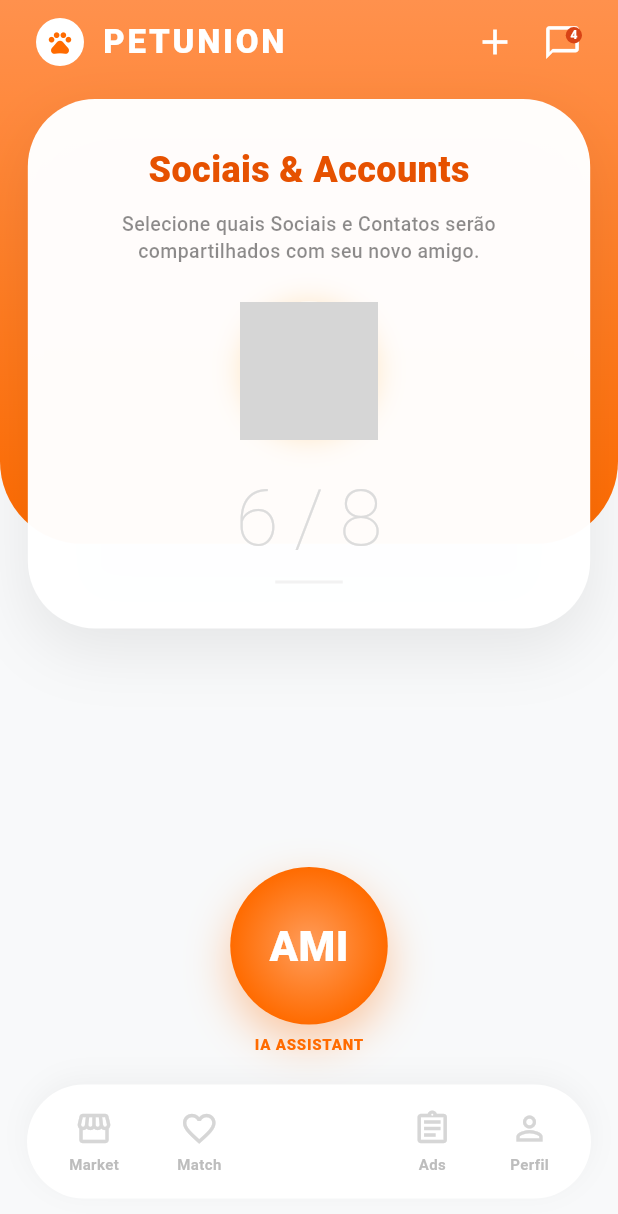
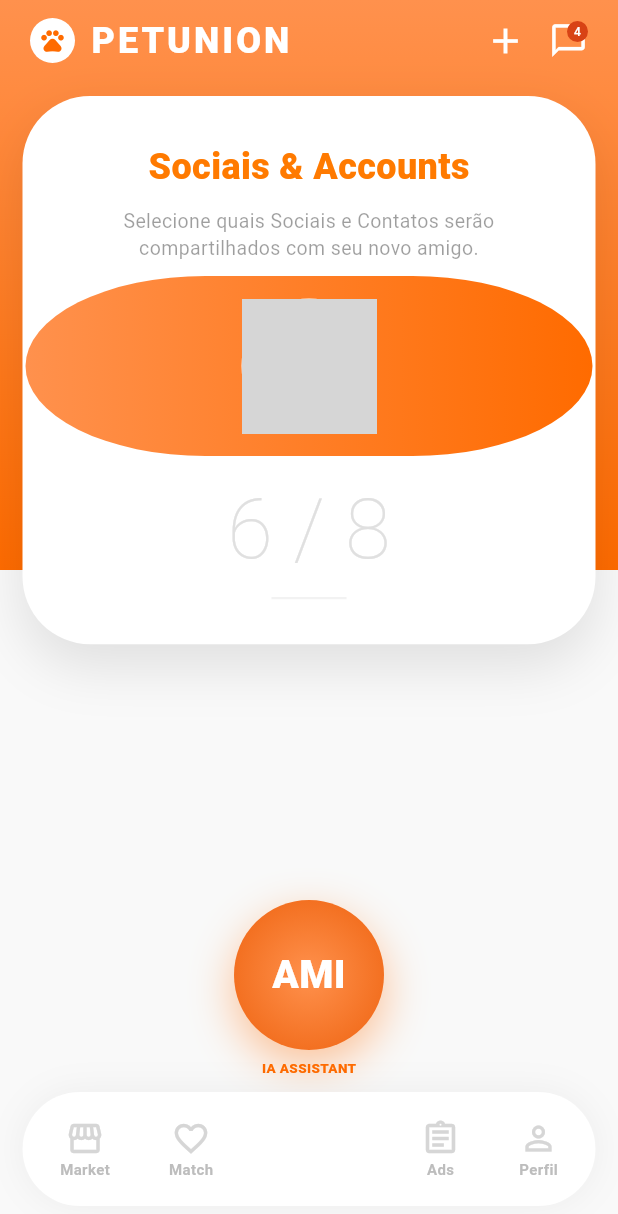
Before and after one commit to viana223844/Petunion-app, a Flutter app: the screen it shows after launch, on a phone screen of 412 x 824 dp. Shown: the top 1214 px of the screen. Run offline on Flutter 3.47's test engine with Material 3 defaults, Android fonts, the phone set to English and light mode, and no system bars; network calls fail; grey boxes are pictures that could not be loaded.

Commit message:
Update main.dart

```diff
--- a/lib/main.dart
+++ b/lib/main.dart
@@ -12,198 +12,119 @@
 
   @override
   Widget build(BuildContext context) {
-    final double screenWidth = MediaQuery.of(context).size.width;
-    final double screenHeight = MediaQuery.of(context).size.height;
-
     return Scaffold(
-      backgroundColor: const Color(0xFFF8F9FA),
+      backgroundColor: const Color(0xFFF9F9F9),
       body: Stack(
         children: [
-          // 1. HEADER LARANJA COM GRADIENTE E CURVA INVERTIDA (SCOOP)
+          // 1. HEADER LARANJA COM GRADIENTE (TOP)
           Container(
-            height: screenHeight * 0.44,
+            height: 380,
             decoration: const BoxDecoration(
               gradient: LinearGradient(
                 begin: Alignment.topCenter,
                 end: Alignment.bottomCenter,
                 colors: [Color(0xFFFF914D), Color(0xFFFF6B00)],
               ),
-              borderRadius: BorderRadius.only(
-                bottomLeft: Radius.circular(55),
-                bottomRight: Radius.circular(55),
-              ),
             ),
           ),
 
-          // 2. CAMADA DE INTERFACE
+          // 2. CAMADA DE CONTEÚDO PRINCIPAL
           SafeArea(
             child: Column(
               children: [
-                // TOP BAR: LOGO + ADD + CHAT NOTIFICATION
+                // TOP BAR (LOGO + ACTIONS)
                 Padding(
-                  padding: const EdgeInsets.symmetric(horizontal: 24, vertical: 12),
+                  padding: const EdgeInsets.symmetric(horizontal: 20, vertical: 10),
                   child: Row(
                     children: [
-                      _buildHeaderIcon(Icons.pets),
-                      const SizedBox(width: 12),
-                      const Text(
-                        "PETUNION",
-                        style: TextStyle(
-                          color: Colors.white,
-                          fontSize: 22,
-                          fontWeight: FontWeight.w900,
-                          letterSpacing: 1.8,
-                        ),
-                      ),
+                      _buildCircleIcon(Icons.pets),
+                      const SizedBox(width: 10),
+                      const Text("PETUNION", style: TextStyle(color: Colors.white, fontSize: 24, fontWeight: FontWeight.w900, letterSpacing: 2)),
                       const Spacer(),
                       const Icon(Icons.add, color: Colors.white, size: 28),
-                      const SizedBox(width: 18),
+                      const SizedBox(width: 15),
                       _buildNotificationIcon("4"),
                     ],
                   ),
                 ),
 
-                // 3. O CARD "SOCIALS & ACCOUNTS" (DESIGN FIDEDIGNO)
+                // 3. CARD BRANCO (FIDELIDADE 1:1)
                 Container(
-                  width: screenWidth * 0.91,
-                  margin: const EdgeInsets.only(top: 10),
-                  padding: const EdgeInsets.symmetric(vertical: 30, horizontal: 25),
+                  width: double.infinity,
+                  margin: const EdgeInsets.symmetric(horizontal: 15, vertical: 10),
                   decoration: BoxDecoration(
-                    color: Colors.white.withOpacity(0.98),
+                    color: Colors.white,
                     borderRadius: BorderRadius.circular(45),
-                    boxShadow: [
-                      BoxShadow(
-                        color: Colors.black.withOpacity(0.08),
-                        blurRadius: 35,
-                        offset: const Offset(0, 15),
-                      )
-                    ],
+                    boxShadow: [BoxShadow(color: Colors.black.withOpacity(0.1), blurRadius: 30, offset: const Offset(0, 15))],
                   ),
                   child: Column(
                     children: [
-                      const Text(
-                        "Sociais & Accounts",
-                        style: TextStyle(
-                          fontSize: 24,
-                          fontWeight: FontWeight.w800,
-                          color: Color(0xFFE65100),
-                        ),
+                      const SizedBox(height: 30),
+                      const Text("Sociais & Accounts", style: TextStyle(fontSize: 24, fontWeight: FontWeight.w800, color: Color(0xFFFF7A00))),
+                      const Padding(
+                        padding: EdgeInsets.symmetric(horizontal: 40, vertical: 10),
+                        child: Text("Selecione quais Sociais e Contatos serão compartilhados com seu novo amigo.",
+                          textAlign: TextAlign.center, style: TextStyle(color: Colors.black38, fontSize: 13, height: 1.4)),
                       ),
+
+                      // CONTAINER DA FOTO COM FUNDO CURVADO LARANJA (REFERÊNCIA 1002880357)
+                      Stack(
+                        alignment: Alignment.center,
+                        children: [
+                          Container(
+                            height: 120,
+                            width: double.infinity,
+                            margin: const EdgeInsets.symmetric(horizontal: 2),
+                            decoration: const BoxDecoration(
+                              gradient: LinearGradient(colors: [Color(0xFFFF914D), Color(0xFFFF6B00)]),
+                              borderRadius: BorderRadius.all(Radius.elliptical(200, 100)),
+                            ),
+                          ),
+                          Container(
+                            width: 90, height: 90,
+                            decoration: BoxDecoration(
+                              shape: BoxShape.circle,
+                              border: Border.all(color: Colors.white, width: 4),
+                              image: const DecorationImage(image: NetworkImage('https://i.pravatar.cc/150?u=thor'), fit: BoxFit.cover),
+                            ),
+                          ),
+                        ],
+                      ),
+
+                      // CONTADOR 6/8 ULTRA-LIGHT
                       const SizedBox(height: 10),
-                      const Text(
-                        "Selecione quais Sociais e Contatos serão compartilhados com seu novo amigo.",
-                        textAlign: TextAlign.center,
-                        style: TextStyle(
-                          color: Colors.black45,
-                          fontSize: 13,
-                          height: 1.4,
-                          fontWeight: FontWeight.w500,
-                        ),
-                      ),
-                      const SizedBox(height: 25),
-                      // AVATAR DO USUÁRIO COM GLOW SUTIL
-                      Container(
-                        width: 92,
-                        height: 92,
-                        decoration: BoxDecoration(
-                          shape: BoxShape.circle,
-                          border: Border.all(color: Colors.white, width: 4),
-                          boxShadow: [
-                            BoxShadow(color: Colors.orange.withOpacity(0.2), blurRadius: 15)
-                          ],
-                          image: const DecorationImage(
-                            image: NetworkImage('https://i.pravatar.cc/150?u=petunion'),
-                            fit: BoxFit.cover,
-                          ),
-                        ),
-                      ),
-                      const SizedBox(height: 15),
-                      // CONTADOR 6/8 (FONTE LIGHT/THIN)
-                      const Text(
-                        "6 / 8",
-                        style: TextStyle(
-                          fontSize: 52,
-                          fontWeight: FontWeight.w100,
-                          color: Color(0xFFDCDCDC),
-                          letterSpacing: -1,
-                        ),
-                      ),
+                      const Text("6 / 8", style: TextStyle(fontSize: 55, fontWeight: FontWeight.w100, color: Color(0xFFE0E0E0))),
                       const SizedBox(height: 5),
-                      Container(width: 45, height: 2, color: const Color(0xFFF2F2F2)),
+                      Container(width: 50, height: 1.5, color: const Color(0xFFF2F2F2)),
+                      const SizedBox(height: 30),
                     ],
                   ),
                 ),
 
                 const Spacer(),
 
-                // 4. AMI IA ASSISTANT (ELEMENTO CENTRAL FLUTUANTE)
-                Column(
-                  children: [
-                    Container(
-                      width: 105,
-                      height: 105,
-                      decoration: BoxDecoration(
-                        shape: BoxShape.circle,
-                        gradient: const RadialGradient(
-                          colors: [Color(0xFFFF9D5C), Color(0xFFFF6B00)],
-                        ),
-                        boxShadow: [
-                          BoxShadow(
-                            color: const Color(0xFFFF6B00).withOpacity(0.35),
-                            blurRadius: 25,
-                            offset: const Offset(0, 12),
-                          )
-                        ],
-                      ),
-                      child: const Center(
-                        child: Text(
-                          "AMI",
-                          style: TextStyle(
-                            color: Colors.white,
-                            fontSize: 28,
-                            fontWeight: FontWeight.w900,
-                          ),
-                        ),
-                      ),
-                    ),
-                    const SizedBox(height: 6),
-                    const Text(
-                      "IA ASSISTANT",
-                      style: TextStyle(
-                        color: Color(0xFFFF6B00),
-                        fontSize: 10,
-                        fontWeight: FontWeight.w900,
-                        letterSpacing: 0.5,
-                      ),
-                    ),
-                  ],
-                ),
+                // 4. AMI E NAVBAR (ESTILO FLOATING PILL)
+                _buildAmiSection(),
 
-                const SizedBox(height: 20),
+                const SizedBox(height: 10),
 
-                // 5. BARRA DE NAVEGAÇÃO CUSTOMIZADA (ESTILO PILL)
+                // BARRA DE NAVEGAÇÃO
                 Container(
-                  margin: const EdgeInsets.fromLTRB(18, 0, 18, 25),
-                  padding: const EdgeInsets.symmetric(vertical: 16, horizontal: 28),
+                  margin: const EdgeInsets.fromLTRB(15, 0, 15, 20),
+                  padding: const EdgeInsets.symmetric(vertical: 18, horizontal: 25),
                   decoration: BoxDecoration(
                     color: Colors.white,
                     borderRadius: BorderRadius.circular(40),
-                    boxShadow: [
-                      BoxShadow(
-                        color: Colors.black.withOpacity(0.04),
-                        blurRadius: 15,
-                        offset: const Offset(0, -4),
-                      )
-                    ],
+                    boxShadow: [BoxShadow(color: Colors.black.withOpacity(0.05), blurRadius: 20)],
                   ),
                   child: Row(
                     mainAxisAlignment: MainAxisAlignment.spaceBetween,
                     children: [
-                      _buildNavItem(Icons.storefront_outlined, "Market"),
-                      _buildNavItem(Icons.favorite_border, "Match"),
-                      const SizedBox(width: 50), // Espaço central para a AMI
-                      _buildNavItem(Icons.assignment_outlined, "Ads"),
-                      _buildNavItem(Icons.person_outline, "Perfil"),
+                      _navItem(Icons.storefront_outlined, "Market"),
+                      _navItem(Icons.favorite_border, "Match"),
+                      const SizedBox(width: 60), // Espaço para a AMI
+                      _navItem(Icons.assignment_outlined, "Ads"),
+                      _navItem(Icons.person_outline, "Perfil"),
                     ],
                   ),
                 ),
@@ -215,46 +136,23 @@
     );
   }
 
-  Widget _buildHeaderIcon(IconData icon) {
-    return Container(
-      padding: const EdgeInsets.all(7),
-      decoration: const BoxDecoration(color: Colors.white, shape: BoxShape.circle),
-      child: Icon(icon, color: const Color(0xFFFF6B00), size: 18),
-    );
-  }
+  Widget _buildCircleIcon(IconData icon) => Container(padding: const EdgeInsets.all(6), decoration: const BoxDecoration(color: Colors.white, shape: BoxShape.circle), child: Icon(icon, color: const Color(0xFFFF6B00), size: 18));
 
-  Widget _buildNotificationIcon(String count) {
-    return Stack(
-      children: [
-        const Icon(Icons.chat_bubble_outline, color: Colors.white, size: 26),
-        Positioned(
-          right: 0,
-          top: 0,
-          child: Container(
-            padding: const EdgeInsets.all(3),
-            decoration: const BoxDecoration(color: Color(0xFFD84315), shape: BoxShape.circle),
-            child: Text(count, style: const TextStyle(color: Colors.white, fontSize: 8, fontWeight: FontWeight.bold)),
-          ),
-        ),
-      ],
-    );
-  }
+  Widget _buildNotificationIcon(String count) => Stack(children: [const Icon(Icons.chat_bubble_outline, color: Colors.white, size: 26), Positioned(right: 0, top: 0, child: CircleAvatar(radius: 7, backgroundColor: const Color(0xFFD84315), child: Text(count, style: const TextStyle(fontSize: 8, color: Colors.white))))]);
 
-  Widget _buildNavItem(IconData icon, String label) {
-    return Column(
-      mainAxisSize: MainAxisSize.min,
-      children: [
-        Icon(icon, color: Colors.grey[350], size: 26),
-        const SizedBox(height: 4),
-        Text(
-          label,
-          style: TextStyle(
-            color: Colors.grey[400],
-            fontSize: 10,
-            fontWeight: FontWeight.w700,
-          ),
-        ),
-      ],
-    );
-  }
+  Widget _buildAmiSection() => Column(children: [
+    Container(
+      width: 100, height: 100,
+      decoration: BoxDecoration(
+        shape: BoxShape.circle,
+        gradient: const RadialGradient(colors: [Color(0xFFFF914D), Color(0xFFF37021)]),
+        boxShadow: [BoxShadow(color: const Color(0xFFFF6B00).withOpacity(0.4), blurRadius: 25, offset: const Offset(0, 10))],
+      ),
+      child: const Center(child: Text("AMI", style: TextStyle(color: Colors.white, fontSize: 26, fontWeight: FontWeight.w900))),
+    ),
+    const SizedBox(height: 5),
+    const Text("IA ASSISTANT", style: TextStyle(fontSize: 9, fontWeight: FontWeight.w900, color: Color(0xFFFF6B00))),
+  ]);
+
+  Widget _navItem(IconData icon, String label) => Column(mainAxisSize: MainAxisSize.min, children: [Icon(icon, color: Colors.grey[350], size: 26), Text(label, style: TextStyle(color: Colors.grey[400], fontSize: 10, fontWeight: FontWeight.w700))]);
 }
```
